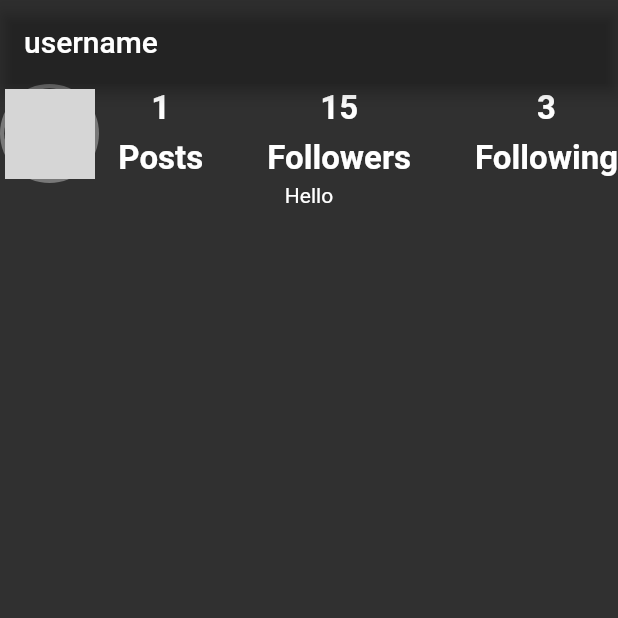
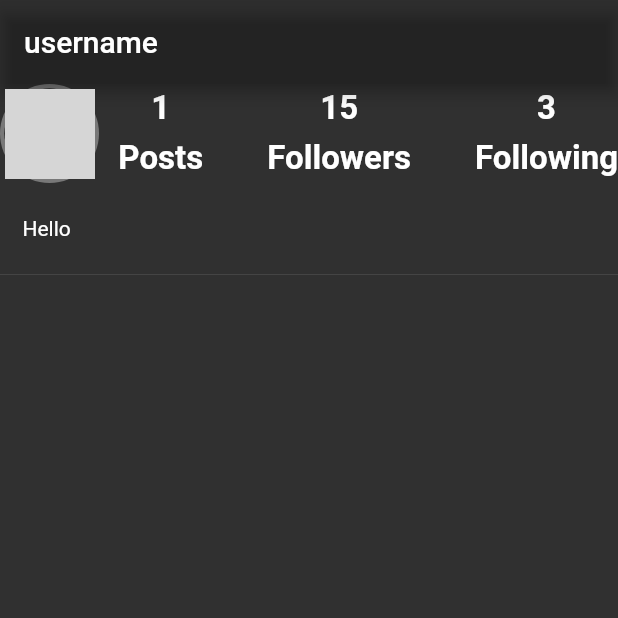
Before and after one commit to Abdallah1Habib/project3_mobile_programming, a Flutter app: the screen it shows after launch, swiped to page 5, on a phone screen of 412 x 824 dp, the top half of it. Run offline on Flutter 3.47's test engine with Material 2 defaults, Android fonts, the phone set to English and light mode, and no system bars; network calls fail; grey boxes are pictures that could not be loaded.

Commit message:
adding a divider after the image description

```diff
--- a/project1/lib/screens/profile.dart
+++ b/project1/lib/screens/profile.dart
@@ -84,8 +84,19 @@ class _HomeState extends State<Profile> {
                 ],
               )
             ],
+          ),
+          Container(
+            child: Text("Hello"),
+            margin: EdgeInsets.fromLTRB(15, 22, 0, 0),
+            width: MediaQuery.of(context).size.width,
+          ),
+          SizedBox(
+            height: 15,
+          ),
+          Divider(
+            color: Colors.white,
+            thickness: 0.07,
           )
-        ,Text("Hello")
         ],
       ),
     );
```
